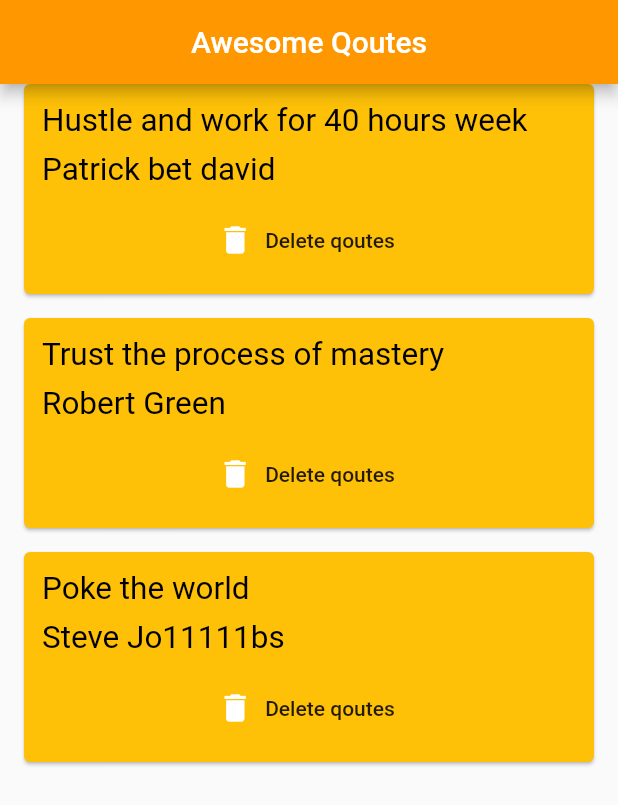
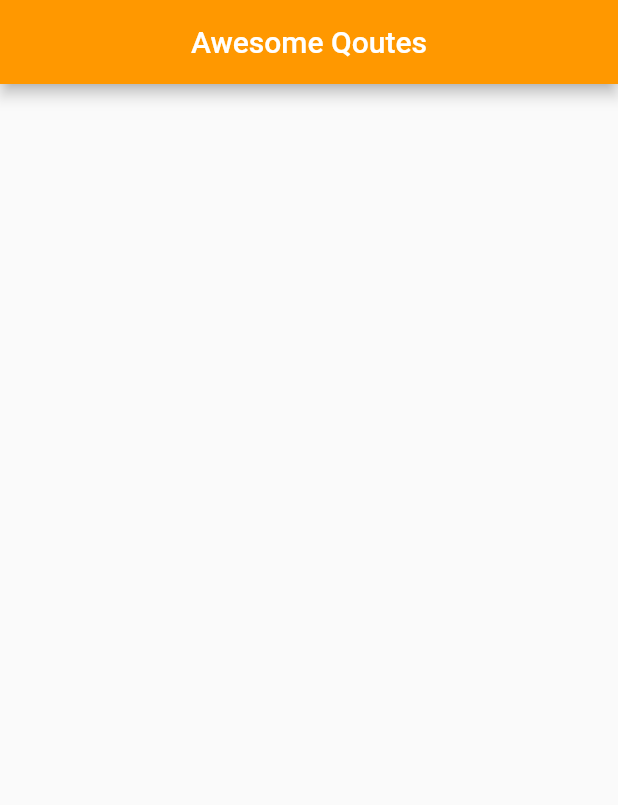
Before and after one commit to mendiolanivelle/FlutterTutorial, a Flutter app: the screen it shows after launch, on a phone screen of 412 x 824 dp. Shown: the top 805 px of the screen. Run offline on Flutter 3.47's test engine with Material 2 defaults, Android fonts, the phone set to English and light mode, and no system bars.

```diff
--- a/lib/QouteCard.dart
+++ /dev/null
@@ -1,59 +0,0 @@
-import 'package:flutter/material.dart';
-import 'Qoutes.dart';
-
-class QouteCard extends StatelessWidget {
-
-  final Qoutes qoutes;
-  final Function delete;
-
-  QouteCard({this.qoutes, this.delete});
-
-  @override
-  Widget build(BuildContext context) {
-    return Card
-    (
-      margin: EdgeInsets.fromLTRB(16, 0, 16, 16),
-      color: Colors.amber,
-      child: Padding(
-        padding: const EdgeInsets.all(12.0),
-        child: Column
-        (
-          crossAxisAlignment: CrossAxisAlignment.stretch,
-          children: <Widget>
-          [
-            Text
-            (
-              qoutes.text,
-              style: TextStyle
-              (
-                fontSize: 21,
-                color: Colors.black
-              ),
-            ),
-            SizedBox(height: 8,),
-            Text
-            (
-              qoutes.author,
-              style: TextStyle
-              (
-                fontSize: 21,
-                color: Colors.black
-              ),
-            ),
-            SizedBox(height: 10,),
-            FlatButton.icon
-            (
-              onPressed: delete,
-              label: Text('Delete qoutes'),
-              icon: Icon
-              (
-                Icons.delete,
-                color: Colors.white,
-              ),
-            )
-          ],
-        ),
-      ),
-    );
-  }
-}
--- a/lib/Qoutes.dart
+++ /dev/null
@@ -1,8 +0,0 @@
-class Qoutes
-{
-  String text;
-  String author;
-
-  Qoutes({  this.text,  this.author });
-
-}
--- a/lib/main.dart
+++ b/lib/main.dart
@@ -1,11 +1,6 @@
 import 'package:flutter/material.dart';
-import 'Qoutes.dart';
-import 'QouteCard.dart';
 
-void main() => runApp(MaterialApp
-(
-  home:Home()
-));
+void main() => runApp(MaterialApp(home: Home()));
 
 class Home extends StatefulWidget {
   @override
@@ -13,37 +8,15 @@ class Home extends StatefulWidget {
 }
 
 class _HomeState extends State<Home> {
-
-  List <Qoutes> qoute =
-  [
-    Qoutes(author: 'Patrick bet david', text:'Hustle and work for 40 hours week'),
-    Qoutes(author: 'Robert Green', text:'Trust the process of mastery'),
-    Qoutes(author: 'Steve Jo11111bs', text:'Poke the world')
-  ];
-
-
   @override
   Widget build(BuildContext context) {
     return Scaffold(
-      appBar: AppBar
-      (
+      appBar: AppBar(
         title: Text('Awesome Qoutes'),
         backgroundColor: Colors.orange,
         centerTitle: true,
       ),
-      body: Column
-      (
-        children: qoute.map((qoutes) => QouteCard
-        (
-          qoutes: qoutes,
-          delete: ()
-          {
-            setState(() {
-              qoute.remove(qoutes);
-            });
-          }
-        )).toList(),
-      ),
+      body: Center(),
     );
   }
 }
```
